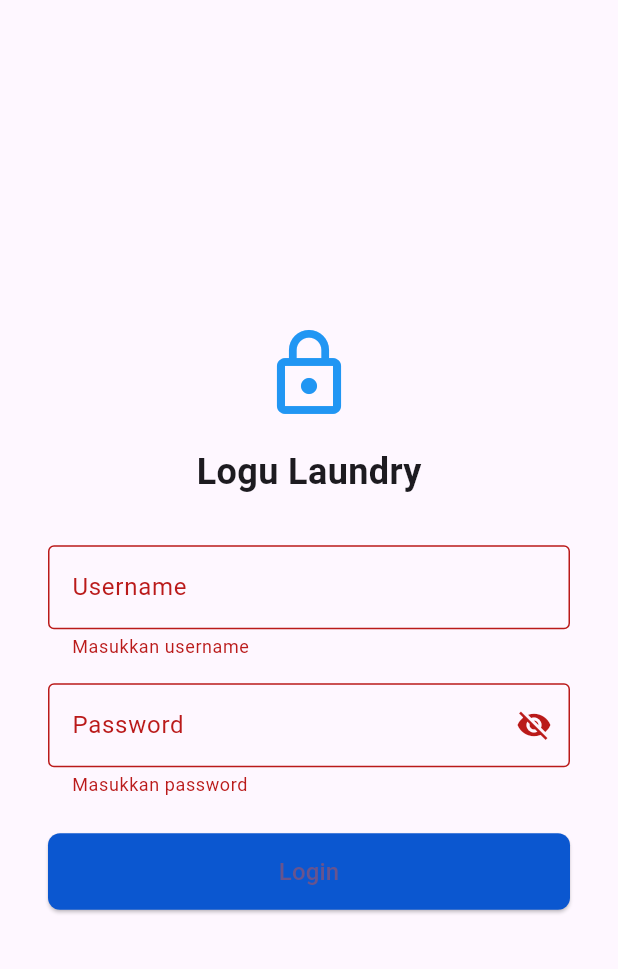
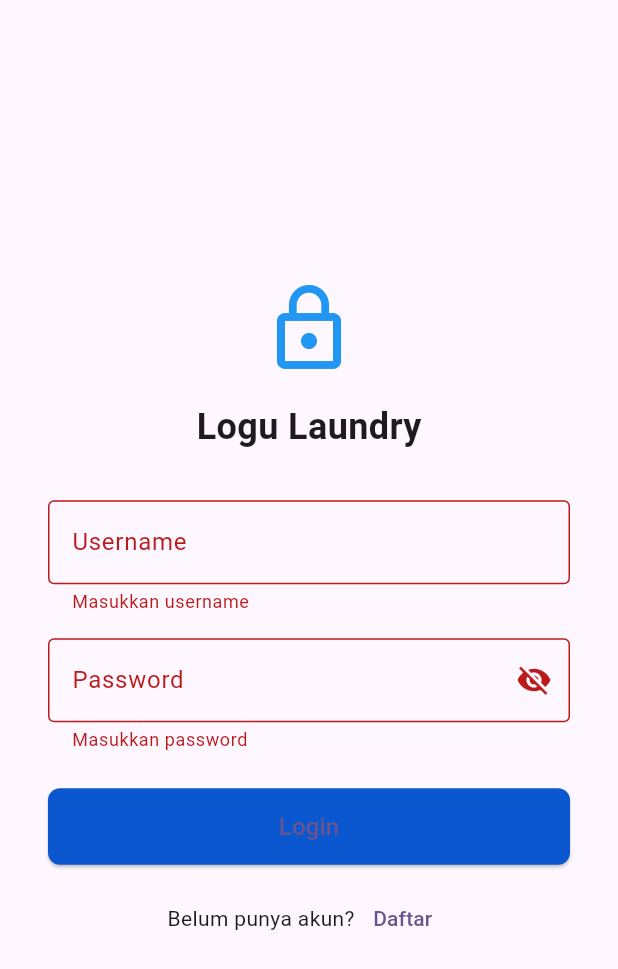
Before and after one commit to rizkiangg/mws-tubes, a Flutter app: the LoginPage screen opened by its route, after a tap on "Login", on a phone screen of 412 x 824 dp. Shown: the top 969 px of the screen. Run offline on Flutter 3.47's test engine with Material 3 defaults, Android fonts, the phone set to English and light mode, and no system bars.

Commit message:
fix: login error

```diff
--- a/lib/src/pages/login_page.dart
+++ b/lib/src/pages/login_page.dart
@@ -17,10 +17,15 @@ class _LoginPageState extends State<LoginPage> {
     if (_formKey.currentState?.validate() ?? false) {
       _formKey.currentState?.save();
       // TODO: Implement authentication logic
-      ScaffoldMessenger.of(
-        context,
-      ).showSnackBar(const SnackBar(content: Text('Login berhasil!')));
-      // Navigator.pushReplacementNamed(context, '/');
+      // reference _password in debug only to avoid analyzer unused-field warning
+      debugPrint(
+        'login: username=$_username, passwordLength=${_password.length}',
+      );
+
+      ScaffoldMessenger.of(context).showSnackBar(
+        SnackBar(content: Text('Login berhasil, selamat datang $_username!')),
+      );
+      Navigator.pushReplacementNamed(context, '/');
     }
   }
 
@@ -88,6 +93,18 @@ class _LoginPageState extends State<LoginPage> {
                         ),
                       ),
                     ),
+                    const SizedBox(height: 12),
+                    Row(
+                      mainAxisAlignment: MainAxisAlignment.center,
+                      children: [
+                        const Text('Belum punya akun?'),
+                        TextButton(
+                          onPressed: () =>
+                              Navigator.pushNamed(context, '/register'),
+                          child: const Text('Daftar'),
+                        ),
+                      ],
+                    ),
                   ],
                 ),
               ),
```
